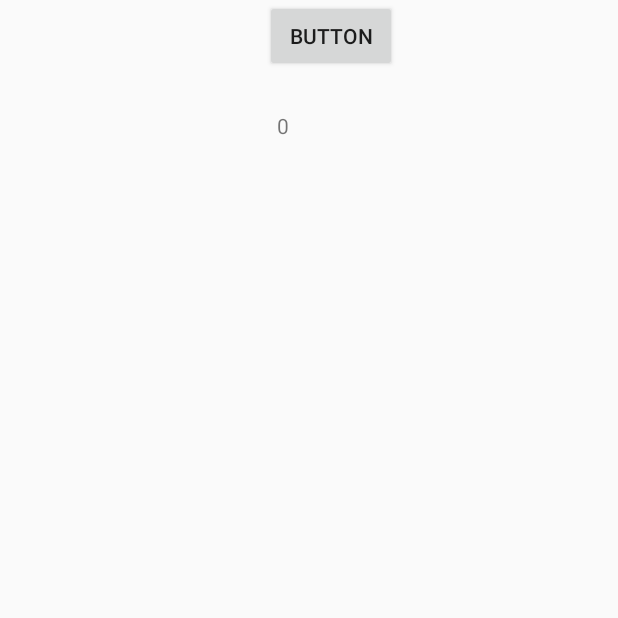
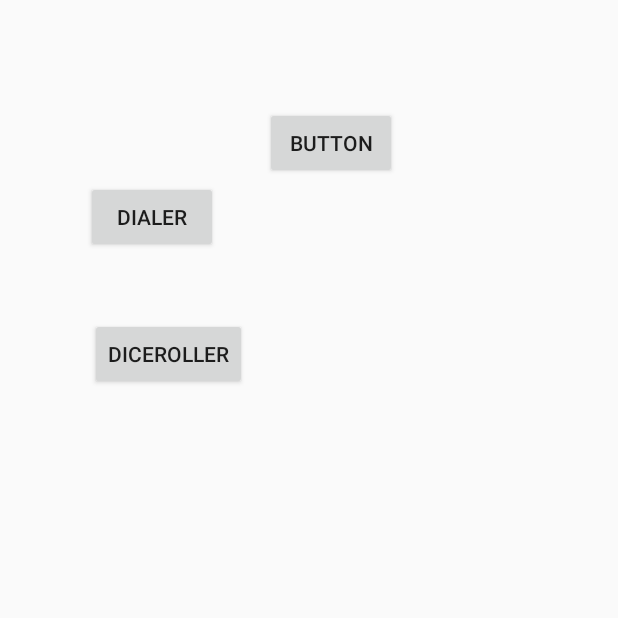
Before and after one commit to abdultanveer/JPMChase, an Android app built with Jetpack Compose: the screen it shows after launch (ArcActivity), on a phone screen of 412 x 824 dp, the top half of it. Run offline under Robolectric (Android 15) with nearby library versions, the phone set to English and light mode, and no system bars.

Commit message:
intents - invoke activity is my app n dialer  and pass data b/w app

```diff
--- a/app/lib/src/main/java/com/example/lib/Addition.java
+++ b/app/lib/src/main/java/com/example/lib/Addition.java
@@ -7,6 +7,7 @@ public class Addition {
 
     public void aritraAdd(int a, int b,MobilePhone phno){
         try {
+            System.out.println("fetching the data from server");
             Thread.sleep(10000);
           phno.onAddition(a+b);
         } catch (InterruptedException e) {
--- a/app/src/main/java/com/example/jpmchase/ArcViewModel.kt
+++ b/app/src/main/java/com/example/jpmchase/ArcViewModel.kt
@@ -4,6 +4,9 @@ import android.os.CountDownTimer
 import android.util.Log
 import androidx.lifecycle.MutableLiveData
 import androidx.lifecycle.ViewModel
+import androidx.lifecycle.viewModelScope
+import kotlinx.coroutines.Dispatchers
+import kotlinx.coroutines.launch
 
 class ArcViewModel:ViewModel() {
     var TAG = ArcViewModel::class.java.simpleName
@@ -14,6 +17,9 @@ class ArcViewModel:ViewModel() {
     //i madde seconds as observable
 
     fun incrementCount() {
+//        viewModelScope.launch {
+//            ///call a suspendable fun
+//        }
         counter++
     }
 
--- a/app/src/main/res/layout/activity_arc.xml
+++ b/app/src/main/res/layout/activity_arc.xml
@@ -19,12 +19,34 @@
 
     <Button
         android:id="@+id/button"
-        android:onClick="handleClicks"
         android:layout_width="wrap_content"
         android:layout_height="wrap_content"
         android:layout_marginTop="71dp"
         android:layout_marginEnd="147dp"
+        android:onClick="handleClicks"
         android:text="Button"
         app:layout_constraintEnd_toEndOf="parent"
-        app:layout_constraintTop_toBottomOf="@+id/textView" />
+        app:layout_constraintTop_toTopOf="parent" />
+
+    <Button
+        android:id="@+id/button2"
+        android:layout_width="wrap_content"
+        android:layout_height="wrap_content"
+        android:layout_marginStart="57dp"
+        android:layout_marginTop="27dp"
+        android:onClick="startDialer"
+        android:text="dialer"
+        app:layout_constraintStart_toStartOf="parent"
+        app:layout_constraintTop_toBottomOf="@+id/textViewcounter" />
+
+    <Button
+        android:id="@+id/button3"
+        android:layout_width="wrap_content"
+        android:layout_height="wrap_content"
+        android:layout_marginStart="60dp"
+        android:layout_marginTop="43dp"
+        android:onClick="startDiceRolling"
+        android:text="diceroller"
+        app:layout_constraintStart_toStartOf="parent"
+        app:layout_constraintTop_toBottomOf="@+id/button2" />
 </androidx.constraintlayout.widget.ConstraintLayout>
```
Also changed, not shown: app/src/main/java/com/example/jpmchase/ArcActivity.kt (+20 -0 lines), app/src/main/java/com/example/jpmchase/DiceRollerActivity.kt (+9 -5 lines).
